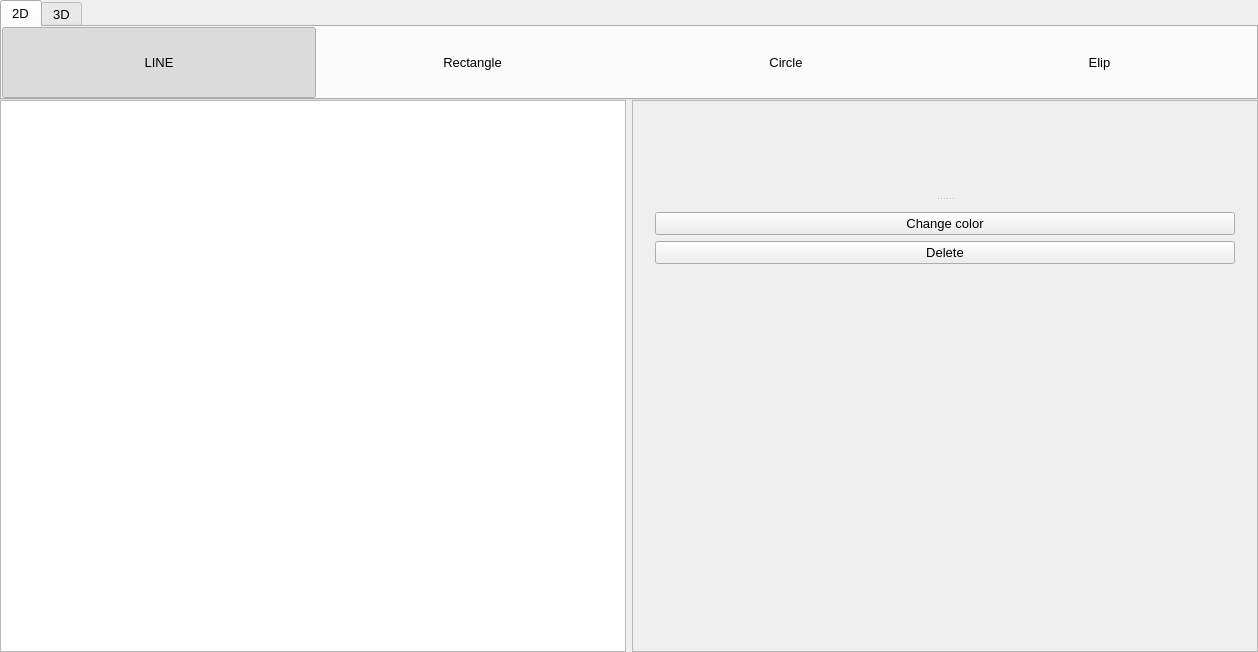
Qt form window.ui (giahuyng98/computer-graphics) before a commit.
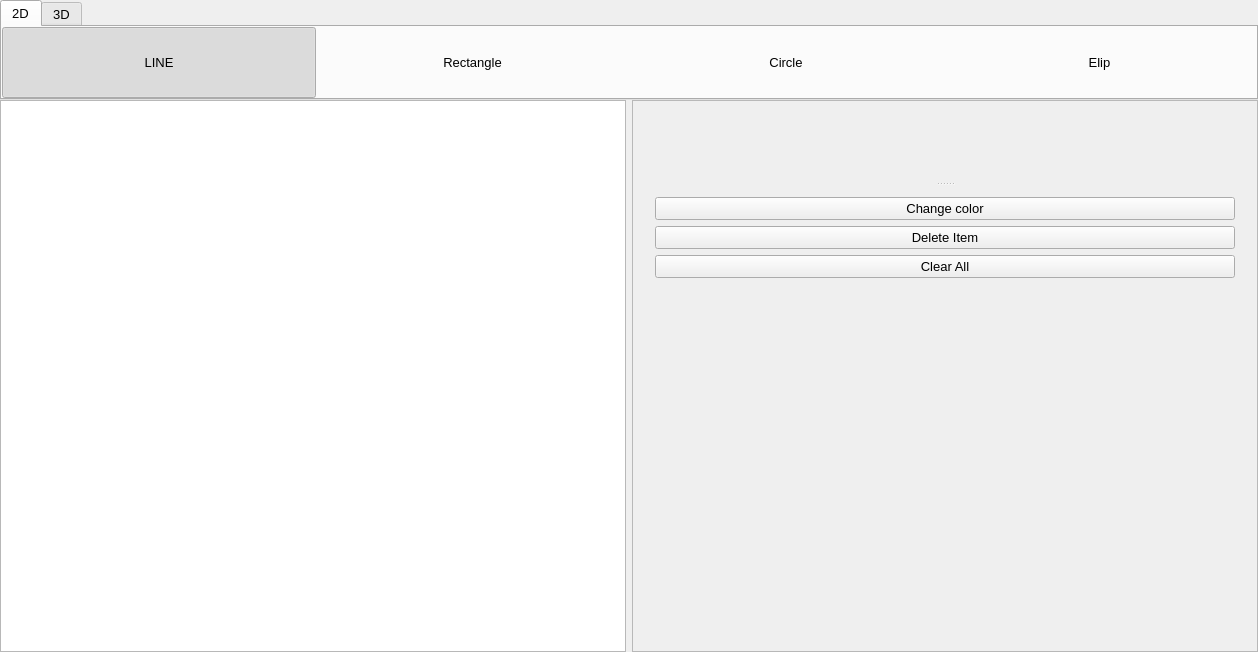
The same form after that commit.

```diff
--- a/window.ui
+++ b/window.ui
@@ -311,10 +311,10 @@
            <property name="orientation">
             <enum>Qt::Vertical</enum>
            </property>
-           <widget class="QWidget" name="">
+           <widget class="QWidget" name="layoutWidget">
             <layout class="QVBoxLayout" name="infoLayout"/>
            </widget>
-           <widget class="QWidget" name="">
+           <widget class="QWidget" name="layoutWidget">
             <layout class="QVBoxLayout" name="verticalLayout_2">
              <item>
               <widget class="QPushButton" name="changeColorBtn">
@@ -326,7 +326,14 @@
              <item>
               <widget class="QPushButton" name="deleteBtn">
                <property name="text">
-                <string>Delete</string>
+                <string>Delete Item</string>
+               </property>
+              </widget>
+             </item>
+             <item>
+              <widget class="QPushButton" name="clearSceneBtn">
+               <property name="text">
+                <string>Clear All</string>
                </property>
               </widget>
              </item>
```
